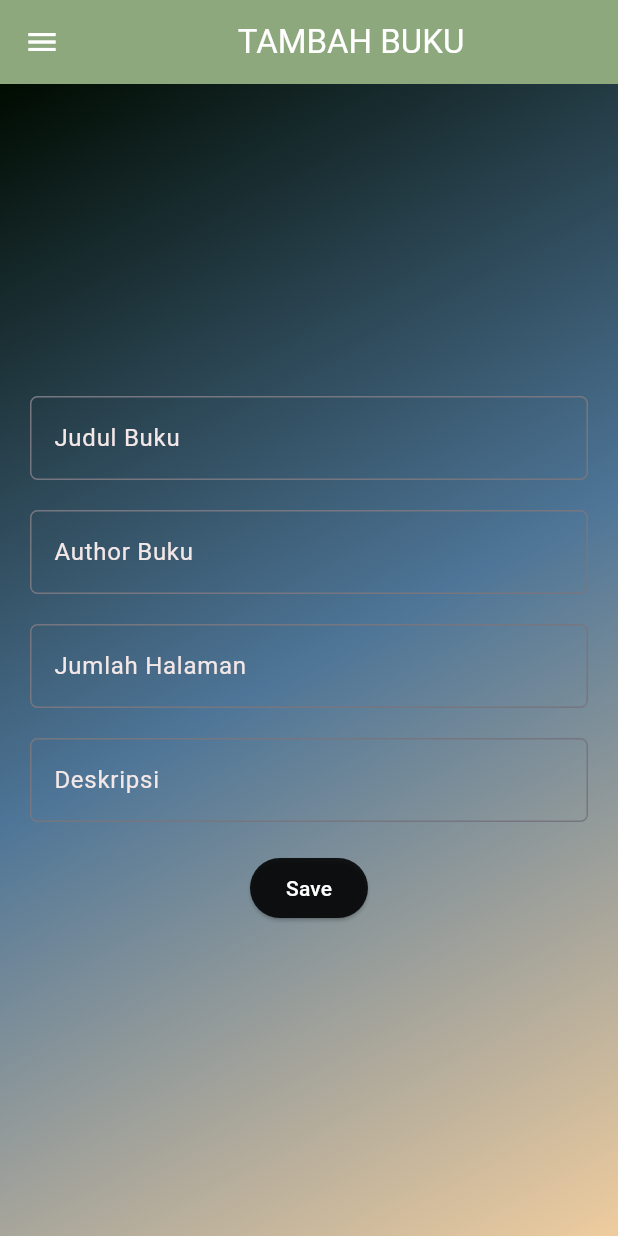
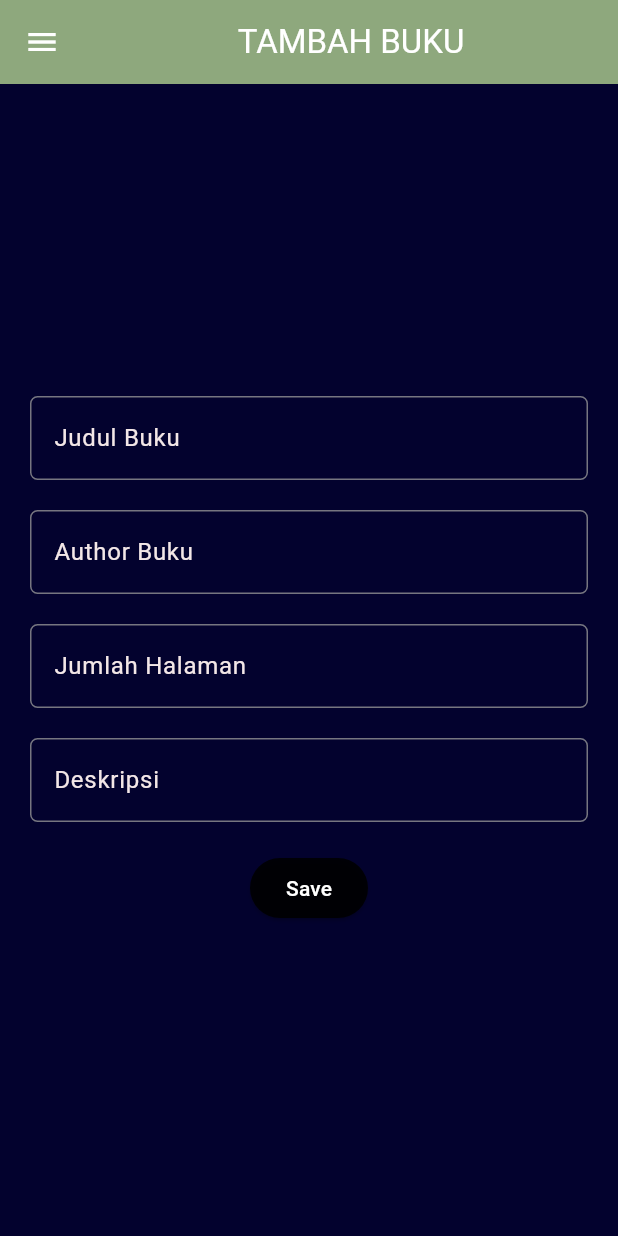
Before and after one commit to SiBook-D08/SiBook-mobile, a Flutter app: the AddItemForm screen opened directly, on a phone screen of 412 x 824 dp. Run offline on Flutter 3.47's test engine with Material 3 defaults, Android fonts, the phone set to English and light mode, and no system bars; missing offline and left inert: pbp_django_auth.

Commit message:
change snackbar

```diff
--- a/lib/screens/add_item_form.dart
+++ b/lib/screens/add_item_form.dart
@@ -33,6 +33,7 @@ class _AddItemFormState extends State<AddItemForm> {
   Widget build(BuildContext context) {
     final request = context.watch<CookieRequest>();
     return Scaffold(
+      backgroundColor: Color.fromRGBO(3, 2, 46, 1),
       appBar: AppBar(
         title: const Center(
           child: Text(
@@ -49,17 +50,7 @@ class _AddItemFormState extends State<AddItemForm> {
       //nampilin body page
       body: Container(
         alignment: Alignment.center,
-        decoration: const BoxDecoration(
-          gradient: LinearGradient(
-            begin: Alignment.topLeft,
-            end: Alignment.bottomRight,
-            colors: [
-              Color.fromARGB(255, 0, 11, 0),
-              Color.fromARGB(255, 78, 117, 151),
-              Color.fromARGB(249, 238, 203, 156),
-            ],
-          ),
-        ),
+
         child: Center(
           child: Form(
             key: _formKey,
--- a/lib/screens/borrow.dart
+++ b/lib/screens/borrow.dart
@@ -184,7 +184,7 @@ class _BorrowPageState extends State<BorrowPage> {
                                             ScaffoldMessenger.of(context)
                                                 .showSnackBar(const SnackBar(
                                               content: Text(
-                                                  "Produk baru berhasil disimpan!"),
+                                                  "Berhasil dikeluarkan dari keranjang"),
                                             ));
                                             // ignore: use_build_context_synchronously
                                             List<Product> cartData =
@@ -223,7 +223,7 @@ class _BorrowPageState extends State<BorrowPage> {
                           // ignore: use_build_context_synchronously
                           ScaffoldMessenger.of(context)
                               .showSnackBar(const SnackBar(
-                            content: Text("Produk baru berhasil disimpan!"),
+                            content: Text("Buku berhasil dipinjam!"),
                           ));
 
                           setState(() {
@@ -358,7 +358,7 @@ class _BorrowPageState extends State<BorrowPage> {
                                       ScaffoldMessenger.of(context)
                                           .showSnackBar(const SnackBar(
                                         content: Text(
-                                            "Produk baru berhasil disimpan!"),
+                                            "Berhasil memasukkan ke keranjang!"),
                                       ));
                                       print("MAMSUIKKK");
                                       List<Product> itemsBaru =
```
